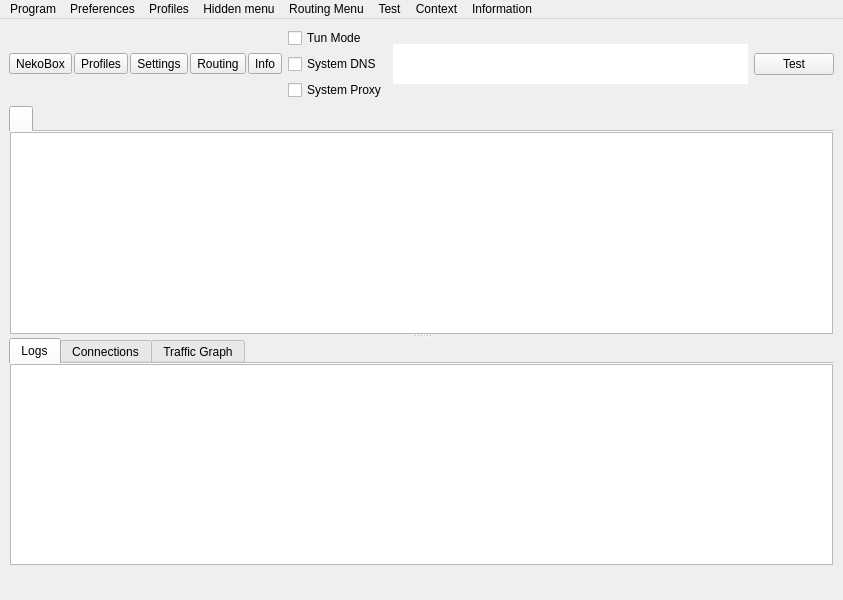
Qt form src/nekobox/ui/mainwindow.ui (qr243vbi/nekobox) before a commit.
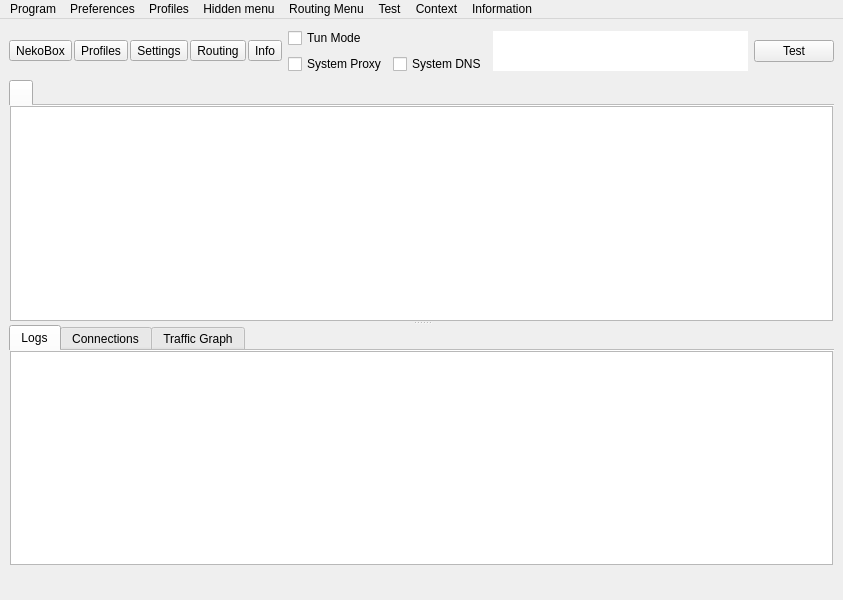
The same form after that commit. Icons and pictures are not drawn.

Commit message: UI: place System DNS on one row next to System Proxy

What changed in the file:
```diff
--- a/src/nekobox/ui/mainwindow.ui
+++ b/src/nekobox/ui/mainwindow.ui
@@ -214,18 +214,7 @@
          </widget>
         </item>
         <item>
-         <widget class="QCheckBox" name="system_dns">
-          <property name="sizePolicy">
-           <sizepolicy hsizetype="Minimum" vsizetype="Maximum">
-            <horstretch>0</horstretch>
-            <verstretch>0</verstretch>
-           </sizepolicy>
-          </property>
-          <property name="text">
-           <string>System DNS</string>
-          </property>
-         </widget>
-        </item>
+         <layout class="QHBoxLayout" name="horizontalLayout_system">
         <item>
          <widget class="QCheckBox" name="checkBox_SystemProxy">
           <property name="sizePolicy">
@@ -238,6 +227,21 @@
            <string>System Proxy</string>
           </property>
          </widget>
+          </item>
+          <item>
+           <widget class="QCheckBox" name="system_dns">
+            <property name="sizePolicy">
+             <sizepolicy hsizetype="Minimum" vsizetype="Maximum">
+              <horstretch>0</horstretch>
+              <verstretch>0</verstretch>
+             </sizepolicy>
+            </property>
+            <property name="text">
+             <string>System DNS</string>
+            </property>
+           </widget>
+          </item>
+         </layout>
         </item>
        </layout>
       </item>
```
Lines whose indentation alone changed are shown as unchanged.
